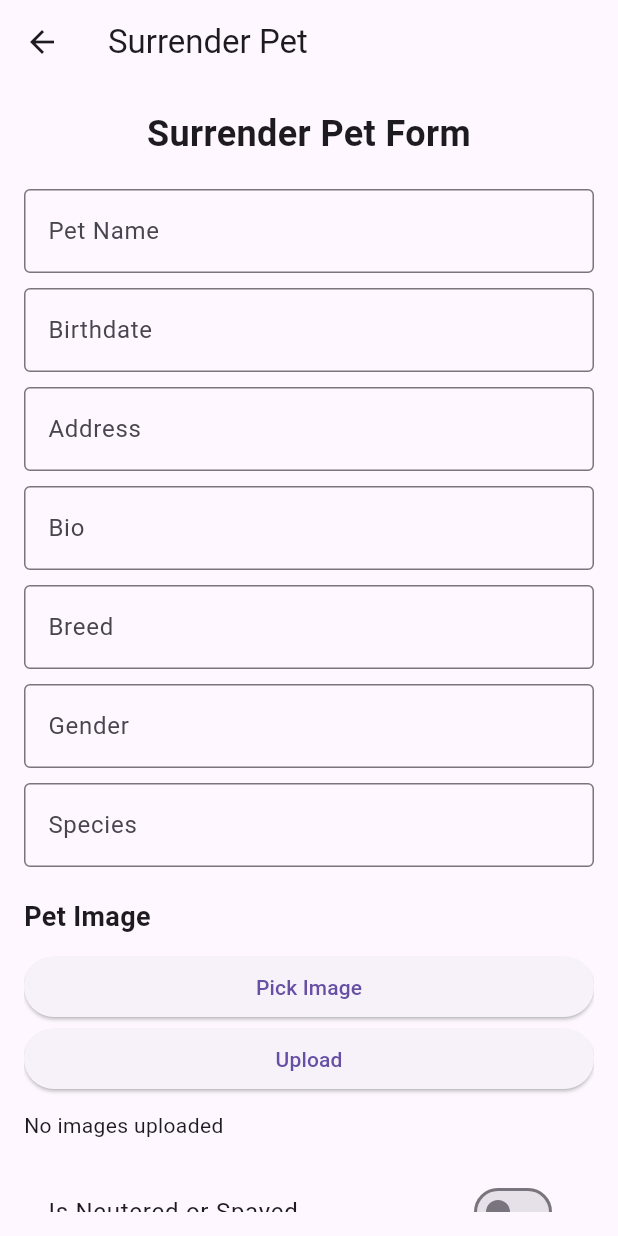
After one commit to repromantics01/ishira-dev, a Flutter app: the SurrenderForm screen opened directly, on a phone screen of 412 x 824 dp. The commit adds this screen. Run offline on Flutter 3.47's test engine with Material 3 defaults, Android fonts, the phone set to English and light mode, and no system bars; our stand-ins replace cloud_firestore, file_picker, firebase_auth, firebase_core, image_picker, supabase_flutter; accounts and stored records are empty.

Commit message:
feat: added initial surrender pet form and integrated supabase storage for file uploads

```diff
--- a/lib/main_web.dart
+++ b/lib/main_web.dart
@@ -1,5 +1,6 @@
 import 'package:cloud_firestore/cloud_firestore.dart';
 import 'package:firebase_core/firebase_core.dart';
+import 'package:supabase_flutter/supabase_flutter.dart';
 import 'package:flutter/material.dart';
 import 'package:pawsmatch/firebase_options.dart';
 import 'package:pawsmatch/pages/web/home_page.dart';
@@ -15,6 +16,11 @@ void main() async {
 
     FirebaseFirestore.instance.settings = const Settings(
       persistenceEnabled: true,
+    );
+
+    await Supabase.initialize(
+      url: const String.fromEnvironment('SUPABASE_URL'),
+      anonKey: const String.fromEnvironment('SUPABASE_KEY'),
     );
 
     runApp(MyApp());
--- /dev/null
+++ b/lib/pages/mobile/surrenderer/surrender_pet.dart
@@ -0,0 +1,214 @@
+import 'dart:io';
+
+import 'package:image_picker/image_picker.dart';
+import 'package:flutter/material.dart';
+import 'package:supabase_flutter/supabase_flutter.dart';
+
+class SurrenderForm extends StatefulWidget {
+  const SurrenderForm({Key? key}) : super(key: key);
+
+  @override
+  _SurrenderFormState createState() => _SurrenderFormState();
+}
+
+class _SurrenderFormState extends State<SurrenderForm> {
+  final _formKey = GlobalKey<FormState>();
+  String? _petName;
+  DateTime? _birthdate;
+  String? _address;
+  String? _bio;
+  String? _breed;
+  String? _gender;
+  String? _species;
+  List<File> _petImages = [];
+  bool? _isNeuteredOrSpayed;
+  String? _vaccinationStatus;
+  double? _weight;
+
+  File? _petImage;
+
+  Future pickImage() async {
+    final ImagePicker picker = ImagePicker();
+    final XFile? image = await picker.pickImage(source: ImageSource.gallery);
+
+    if (image != null) {
+      setState(() {
+        _petImage = File(image.path);
+        _petImages.add(File(image.path));
+      });
+    }
+  }
+
+  Future uploadImage() async {
+    if (_petImage == null) return;
+
+    final fileName = DateTime.now().millisecondsSinceEpoch.toString();
+    final path = 'uploads/$fileName';
+
+    //upload to supabase storage
+    await Supabase.instance.client.storage
+        .from('pets')
+        .upload(path, _petImage!)
+        .then((value) {
+          if (mounted) {
+            ScaffoldMessenger.of(context).showSnackBar(
+              const SnackBar(content: Text("Image Uploaded Successfully!"))
+            );
+          }
+        });
+  }
+
+  @override
+  Widget build(BuildContext context) {
+    return Scaffold(
+      appBar: AppBar(
+        title: Text('Surrender Pet'),
+      ),
+      body: Padding(
+        padding: const EdgeInsets.all(16.0),
+        child: Form(
+          key: _formKey,
+          child: ListView(
+            children: <Widget>[
+              Text(
+                'Surrender Pet Form',
+                style: TextStyle(fontSize: 24, fontWeight: FontWeight.bold),
+                textAlign: TextAlign.center,
+              ),
+              SizedBox(height: 20),
+              TextFormField(
+                decoration: InputDecoration(
+                  labelText: 'Pet Name',
+                  border: OutlineInputBorder(),
+                ),
+                onSaved: (value) => _petName = value,
+              ),
+              SizedBox(height: 10),
+              TextFormField(
+                decoration: InputDecoration(
+                  labelText: 'Birthdate',
+                  border: OutlineInputBorder(),
+                ),
+                onSaved: (value) => _birthdate = DateTime.tryParse(value ?? ''),
+              ),
+              SizedBox(height: 10),
+              TextFormField(
+                decoration: InputDecoration(
+                  labelText: 'Address',
+                  border: OutlineInputBorder(),
+                ),
+                onSaved: (value) => _address = value,
+              ),
+              SizedBox(height: 10),
+              TextFormField(
+                decoration: InputDecoration(
+                  labelText: 'Bio',
+                  border: OutlineInputBorder(),
+                ),
+                onSaved: (value) => _bio = value,
+              ),
+              SizedBox(height: 10),
+              TextFormField(
+                decoration: InputDecoration(
+                  labelText: 'Breed',
+                  border: OutlineInputBorder(),
+                ),
+                onSaved: (value) => _breed = value,
+              ),
+              SizedBox(height: 10),
+              TextFormField(
+                decoration: InputDecoration(
+                  labelText: 'Gender',
+                  border: OutlineInputBorder(),
+                ),
+                onSaved: (value) => _gender = value,
+              ),
+              SizedBox(height: 10),
+              TextFormField(
+                decoration: InputDecoration(
+                  labelText: 'Species',
+                  border: OutlineInputBorder(),
+                ),
+                onSaved: (value) => _species = value,
+              ),
+              SizedBox(height: 20),
+              Text(
+                'Pet Image',
+                style: TextStyle(fontSize: 18, fontWeight: FontWeight.bold),
+              ),
+              SizedBox(height: 10),
+              ElevatedButton(
+                onPressed: pickImage,
+                child: Text('Pick Image'),
+              ),
+              ElevatedButton(
+                onPressed: uploadImage,
+                child: Text('Upload'),
+              ),
+              SizedBox(height: 10),
+              _petImages.isNotEmpty
+                  ? Column(
+                      children: _petImages.map((file) {
+                        return Padding(
+                          padding: const EdgeInsets.symmetric(vertical: 8.0),
+                          child: Image.file(file, height: 200),
+                        );
+                      }).toList(),
+                    )
+                  : Text('No images uploaded'),
+              SizedBox(height: 20),
+              SwitchListTile(
+                title: Text('Is Neutered or Spayed'),
+                value: _isNeuteredOrSpayed ?? false,
+                onChanged: (value) {
+                  setState(() {
+                    _isNeuteredOrSpayed = value;
+                  });
+                },
+              ),
+              SizedBox(height: 10),
+              DropdownButtonFormField<String>(
+                decoration: InputDecoration(
+                  labelText: 'Vaccination Status',
+                  border: OutlineInputBorder(),
+                ),
+                items: [
+                  'Not Vaccinated',
+                  'Partially Vaccinated',
+                  'Fully Vaccinated'
+                ]
+                    .map((status) => DropdownMenuItem(
+                          value: status,
+                          child: Text(status),
+                        ))
+                    .toList(),
+                onChanged: (value) => setState(() {
+                  _vaccinationStatus = value;
+                }),
+              ),
+              SizedBox(height: 10),
+              TextFormField(
+                decoration: InputDecoration(
+                  labelText: 'Weight',
+                  border: OutlineInputBorder(),
+                ),
+                keyboardType: TextInputType.number,
+                onSaved: (value) => _weight = double.tryParse(value ?? ''),
+              ),
+              SizedBox(height: 20),
+              ElevatedButton(
+                onPressed: () {
+                  if (_formKey.currentState?.validate() ?? false) {
+                    _formKey.currentState?.save();
+                    // Process the data
+                  }
+                },
+                child: Text('Submit'),
+              ),
+            ],
+          ),
+        ),
+      ),
+    );
+  }
+}
--- a/lib/services/firebase_account_service.dart
+++ b/lib/services/firebase_account_service.dart
@@ -1,6 +1,8 @@
 import 'package:cloud_firestore/cloud_firestore.dart';
 import 'package:pawsmatch/models/account.dart';
 import 'dart:core';
+
+import 'package:pawsmatch/models/profile.dart';
 
 const String ACCOUNT_COLLECTION_REF = "account";
 
@@ -51,4 +53,6 @@ class DatabaseAccountService {
       return 1; // Default to 1 if there's an error
     }
   }
+
+  addProfile(Profile profile, String uid) {}
 }
--- a/pubspec.yaml
+++ b/pubspec.yaml
@@ -17,6 +17,8 @@ dependencies:
   cloud_firestore: ^5.6.1
   file_picker: ^5.0.1
   intl: ^0.20.1
+  supabase_flutter: ^2.8.3
+  image_picker: ^1.1.2
 
 dev_dependencies:
   flutter_test:
```
Also changed, not shown: lib/main_mobile.dart (+9 -1 lines), lib/pages/mobile/surrenderer/s_dashboard.dart (+15 -1 lines), pubspec.lock, 2 other files.
